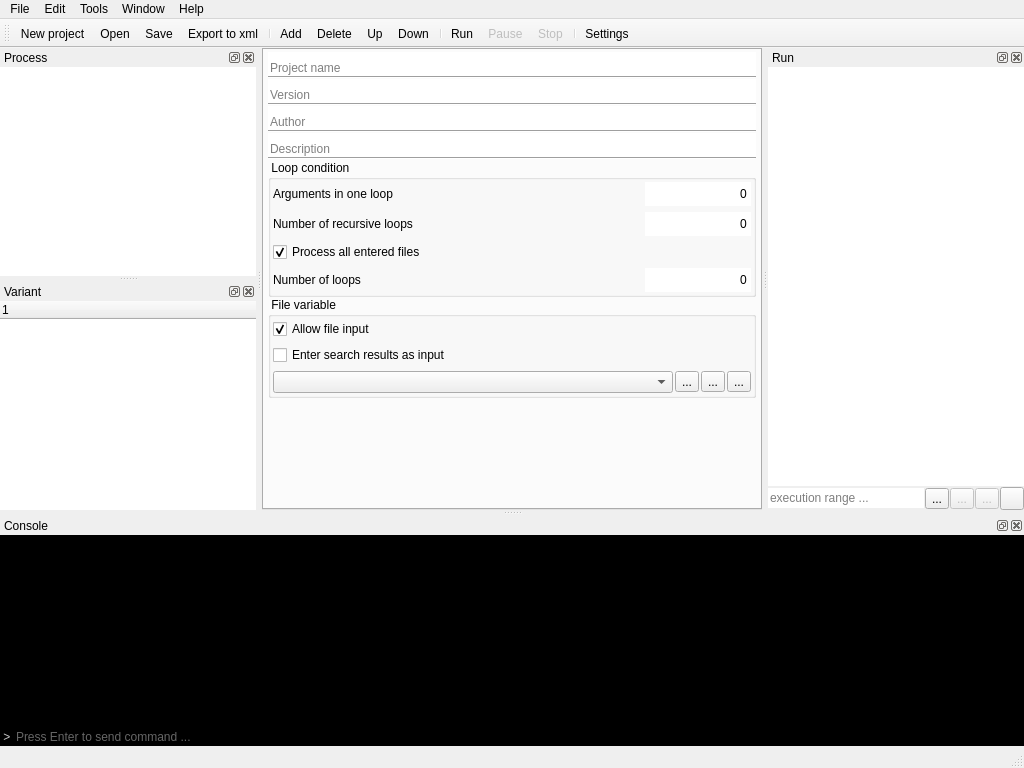
First picture: the form in src/ProfileEditor/profileeditor.ui, repository karakirimu/AutoBatchTools, before the edit.
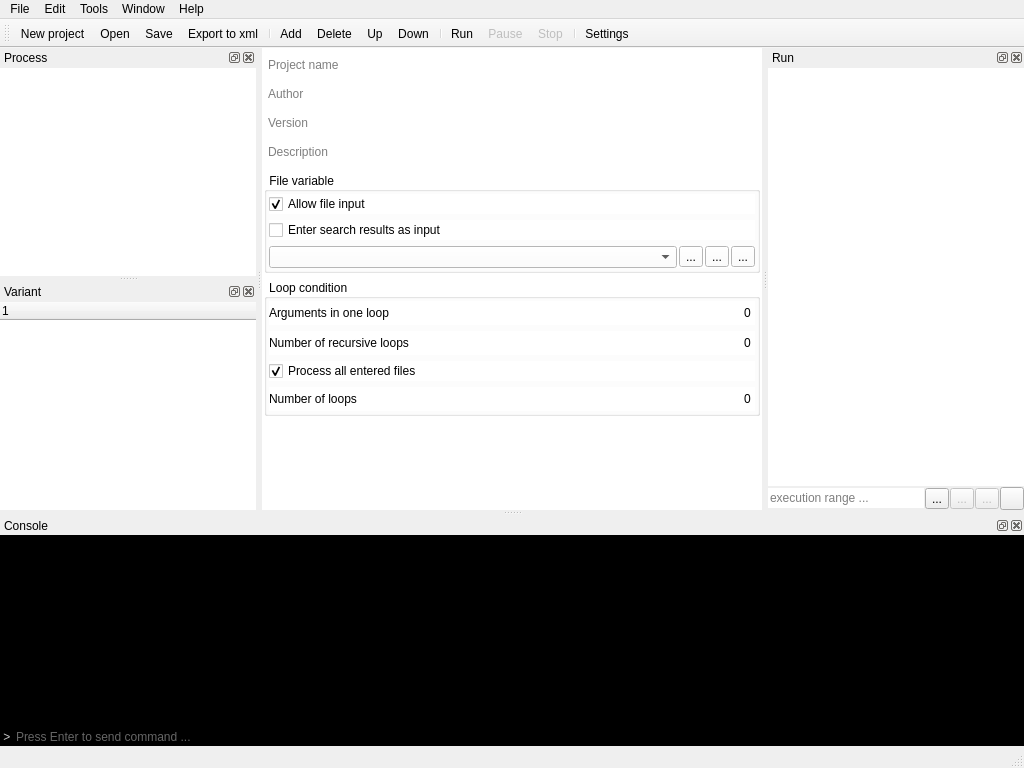
Second picture: the form after the edit. The open tabs and pages were chosen to show the change. Icons and pictures are not drawn. Custom widgets are drawn as their Qt base class.

Commit message: [update] fix default value.

Patch:
```diff
--- a/src/ProfileEditor/profileeditor.ui
+++ b/src/ProfileEditor/profileeditor.ui
@@ -14,7 +14,10 @@
    <string>ProfileEditor</string>
   </property>
   <widget class="QWidget" name="centralWidget">
-   <layout class="QVBoxLayout" name="verticalLayout_2">
+   <property name="styleSheet">
+    <string notr="true"/>
+   </property>
+   <layout class="QVBoxLayout" name="verticalLayout">
     <property name="spacing">
      <number>0</number>
     </property>
@@ -32,53 +35,58 @@
     </property>
     <item>
      <widget class="InfoStacked" name="innerStackedWidget">
-      <property name="currentIndex">
+      <property name="autoFillBackground">
+       <bool>false</bool>
+      </property>
+      <property name="styleSheet">
+       <string notr="true"/>
+      </property>
+      <property name="lineWidth">
        <number>0</number>
       </property>
+      <property name="currentIndex">
+       <number>1</number>
+      </property>
       <widget class="QWidget" name="info">
-       <layout class="QVBoxLayout" name="verticalLayout">
+       <property name="styleSheet">
+        <string notr="true">background-color: rgb(255, 255, 255);</string>
+       </property>
+       <layout class="QVBoxLayout" name="verticalLayout_2">
         <property name="leftMargin">
-         <number>0</number>
+         <number>2</number>
         </property>
         <property name="topMargin">
-         <number>0</number>
+         <number>1</number>
         </property>
         <property name="rightMargin">
-         <number>0</number>
+         <number>2</number>
         </property>
         <property name="bottomMargin">
-         <number>0</number>
+         <number>1</number>
         </property>
         <item>
-         <widget class="QTabWidget" name="tabWidget">
-          <property name="enabled">
-           <bool>true</bool>
+         <widget class="QFrame" name="textframe">
+          <property name="styleSheet">
+           <string notr="true">border: none;</string>
           </property>
-          <property name="tabPosition">
-           <enum>QTabWidget::North</enum>
+          <property name="frameShape">
+           <enum>QFrame::NoFrame</enum>
           </property>
-          <property name="currentIndex">
-           <number>0</number>
+          <property name="frameShadow">
+           <enum>QFrame::Raised</enum>
           </property>
-          <property name="tabBarAutoHide">
-           <bool>true</bool>
-          </property>
-          <widget class="QWidget" name="general">
-           <attribute name="title">
-            <string>General</string>
-           </attribute>
-           <layout class="QVBoxLayout" name="verticalLayout_19">
+          <layout class="QVBoxLayout" name="verticalLayout_6">
             <property name="spacing">
-             <number>0</number>
+            <number>1</number>
             </property>
             <property name="leftMargin">
-             <number>4</number>
+            <number>2</number>
             </property>
             <property name="topMargin">
-             <number>2</number>
+            <number>0</number>
             </property>
             <property name="rightMargin">
-             <number>4</number>
+            <number>2</number>
             </property>
             <property name="bottomMargin">
              <number>2</number>
@@ -92,7 +100,7 @@
                </size>
               </property>
               <property name="styleSheet">
-               <string notr="true">border: none;</string>
+              <string notr="true"/>
               </property>
               <property name="alignment">
                <set>Qt::AlignBottom|Qt::AlignLeading|Qt::AlignLeft</set>
@@ -109,32 +117,6 @@
               </property>
              </widget>
             </item>
-            <item>
-             <widget class="QLineEdit" name="verLineEdit">
-              <property name="minimumSize">
-               <size>
-                <width>0</width>
-                <height>24</height>
-               </size>
-              </property>
-              <property name="styleSheet">
-               <string notr="true">border: none;</string>
-              </property>
-              <property name="alignment">
-               <set>Qt::AlignBottom|Qt::AlignLeading|Qt::AlignLeft</set>
-              </property>
-              <property name="placeholderText">
-               <string>Version</string>
-              </property>
-             </widget>
-            </item>
-            <item>
-             <widget class="Line" name="line_2">
-              <property name="orientation">
-               <enum>Qt::Horizontal</enum>
-              </property>
-             </widget>
-            </item>
             <item>
              <widget class="QLineEdit" name="authorLineEdit">
               <property name="minimumSize">
@@ -144,7 +126,7 @@
                </size>
               </property>
               <property name="styleSheet">
-               <string notr="true">border: none;</string>
+              <string notr="true"/>
               </property>
               <property name="alignment">
                <set>Qt::AlignBottom|Qt::AlignLeading|Qt::AlignLeft</set>
@@ -154,6 +136,38 @@
               </property>
              </widget>
             </item>
+           <item>
+            <widget class="Line" name="line_2">
+             <property name="minimumSize">
+              <size>
+               <width>0</width>
+               <height>0</height>
+              </size>
+             </property>
+             <property name="orientation">
+              <enum>Qt::Horizontal</enum>
+             </property>
+            </widget>
+           </item>
+           <item>
+            <widget class="QLineEdit" name="verLineEdit">
+             <property name="minimumSize">
+              <size>
+               <width>0</width>
+               <height>24</height>
+              </size>
+             </property>
+             <property name="styleSheet">
+              <string notr="true"/>
+             </property>
+             <property name="alignment">
+              <set>Qt::AlignBottom|Qt::AlignLeading|Qt::AlignLeft</set>
+             </property>
+             <property name="placeholderText">
+              <string>Version</string>
+             </property>
+            </widget>
+           </item>
             <item>
              <widget class="Line" name="line_3">
               <property name="orientation">
@@ -170,7 +184,7 @@
                </size>
               </property>
               <property name="styleSheet">
-               <string notr="true">border: none;</string>
+              <string notr="true"/>
               </property>
               <property name="alignment">
                <set>Qt::AlignBottom|Qt::AlignLeading|Qt::AlignLeft</set>
@@ -182,9 +196,138 @@
             </item>
             <item>
              <widget class="Line" name="line_4">
+             <property name="autoFillBackground">
+              <bool>false</bool>
+             </property>
+             <property name="frameShadow">
+              <enum>QFrame::Sunken</enum>
+             </property>
+             <property name="midLineWidth">
+              <number>0</number>
+             </property>
               <property name="orientation">
                <enum>Qt::Horizontal</enum>
               </property>
+            </widget>
+           </item>
+          </layout>
+         </widget>
+        </item>
+        <item>
+         <widget class="QGroupBox" name="fileinput">
+          <property name="title">
+           <string> File variable</string>
+          </property>
+          <layout class="QVBoxLayout" name="verticalLayout_21">
+           <property name="leftMargin">
+            <number>2</number>
+           </property>
+           <property name="topMargin">
+            <number>2</number>
+           </property>
+           <property name="rightMargin">
+            <number>2</number>
+           </property>
+           <property name="bottomMargin">
+            <number>2</number>
+           </property>
+           <item>
+            <widget class="QCheckBox" name="allowInputCheckBox">
+             <property name="text">
+              <string>Allow file input</string>
+             </property>
+             <property name="checked">
+              <bool>true</bool>
+             </property>
+            </widget>
+           </item>
+           <item>
+            <widget class="QCheckBox" name="searchInputCheckBox">
+             <property name="text">
+              <string>Enter search results as input</string>
+             </property>
+            </widget>
+           </item>
+           <item>
+            <widget class="QFrame" name="searchInput">
+             <property name="enabled">
+              <bool>true</bool>
+             </property>
+             <property name="frameShape">
+              <enum>QFrame::NoFrame</enum>
+             </property>
+             <property name="frameShadow">
+              <enum>QFrame::Raised</enum>
+             </property>
+             <layout class="QHBoxLayout" name="horizontalLayout_6">
+              <property name="spacing">
+               <number>2</number>
+              </property>
+              <property name="leftMargin">
+               <number>0</number>
+              </property>
+              <property name="topMargin">
+               <number>0</number>
+              </property>
+              <property name="rightMargin">
+               <number>0</number>
+              </property>
+              <property name="bottomMargin">
+               <number>0</number>
+              </property>
+              <item>
+               <widget class="SearchComboBox" name="searchInputComboBox">
+                <property name="enabled">
+                 <bool>true</bool>
+                </property>
+               </widget>
+              </item>
+              <item>
+               <widget class="QToolButton" name="addInputToolButton">
+                <property name="enabled">
+                 <bool>true</bool>
+                </property>
+                <property name="text">
+                 <string>...</string>
+                </property>
+                <property name="icon">
+                 <iconset resource="../../res/resources.qrc">
+                  <normaloff>:/default_icons/add.png</normaloff>:/default_icons/add.png</iconset>
+                </property>
+               </widget>
+              </item>
+              <item>
+               <widget class="QToolButton" name="removeInputToolButton">
+                <property name="enabled">
+                 <bool>true</bool>
+                </property>
+                <property name="text">
+                 <string>...</string>
+                </property>
+                <property name="icon">
+                 <iconset resource="../../res/resources.qrc">
+                  <normaloff>:/default_icons/remove.png</normaloff>:/default_icons/remove.png</iconset>
+                </property>
+               </widget>
+              </item>
+              <item>
+               <widget class="QToolButton" name="editInputToolButton">
+                <property name="enabled">
+                 <bool>true</bool>
+                </property>
+                <property name="text">
+                 <string>...</string>
+                </property>
+                <property name="icon">
+                 <iconset resource="../../res/resources.qrc">
+                  <normaloff>:/default_icons/edit.png</normaloff>:/default_icons/edit.png</iconset>
+                </property>
+               </widget>
+              </item>
+             </layout>
+            </widget>
+           </item>
+          </layout>
              </widget>
             </item>
             <item>
@@ -192,6 +335,9 @@
               <property name="title">
                <string> Loop condition</string>
               </property>
+          <property name="flat">
+           <bool>false</bool>
+          </property>
               <layout class="QVBoxLayout" name="verticalLayout_22">
                <property name="leftMargin">
                 <number>2</number>
@@ -464,123 +610,6 @@
               </layout>
              </widget>
             </item>
-            <item>
-             <widget class="QGroupBox" name="fileinput">
-              <property name="title">
-               <string> File variable</string>
-              </property>
-              <layout class="QVBoxLayout" name="verticalLayout_21">
-               <property name="leftMargin">
-                <number>2</number>
-               </property>
-               <property name="topMargin">
-                <number>2</number>
-               </property>
-               <property name="rightMargin">
-                <number>2</number>
-               </property>
-               <property name="bottomMargin">
-                <number>2</number>
-               </property>
-               <item>
-                <widget class="QCheckBox" name="allowInputCheckBox">
-                 <property name="text">
-                  <string>Allow file input</string>
-                 </property>
-                 <property name="checked">
-                  <bool>true</bool>
-                 </property>
-                </widget>
-               </item>
-               <item>
-                <widget class="QCheckBox" name="searchInputCheckBox">
-                 <property name="text">
-                  <string>Enter search results as input</string>
-                 </property>
-                </widget>
-               </item>
-               <item>
-                <widget class="QFrame" name="searchInput">
-                 <property name="enabled">
-                  <bool>true</bool>
-                 </property>
-                 <property name="frameShape">
-                  <enum>QFrame::NoFrame</enum>
-                 </property>
-                 <property name="frameShadow">
-                  <enum>QFrame::Raised</enum>
-                 </property>
-                 <layout class="QHBoxLayout" name="horizontalLayout_6">
-                  <property name="spacing">
-                   <number>2</number>
-                  </property>
-                  <property name="leftMargin">
-                   <number>0</number>
-                  </property>
-                  <property name="topMargin">
-                   <number>0</number>
-                  </property>
-                  <property name="rightMargin">
-                   <number>0</number>
-                  </property>
-                  <property name="bottomMargin">
-                   <number>0</number>
-                  </property>
-                  <item>
-                   <widget class="SearchComboBox" name="searchInputComboBox">
-                    <property name="enabled">
-                     <bool>true</bool>
-                    </property>
-                   </widget>
-                  </item>
-                  <item>
-                   <widget class="QToolButton" name="addInputToolButton">
-                    <property name="enabled">
-                     <bool>true</bool>
-                    </property>
-                    <property name="text">
-                     <string>...</string>
-                    </property>
-                    <property name="icon">
-                     <iconset resource="../../res/resources.qrc">
-                      <normaloff>:/default_icons/add.png</normaloff>:/default_icons/add.png</iconset>
-                    </property>
-                   </widget>
-                  </item>
-                  <item>
-                   <widget class="QToolButton" name="removeInputToolButton">
-                    <property name="enabled">
-                     <bool>true</bool>
-                    </property>
-                    <property name="text">
-                     <string>...</string>
-                    </property>
-                    <property name="icon">
-                     <iconset resource="../../res/resources.qrc">
-                      <normaloff>:/default_icons/remove.png</normaloff>:/default_icons/remove.png</iconset>
-                    </property>
-                   </widget>
-                  </item>
-                  <item>
-                   <widget class="QToolButton" name="editInputToolButton">
-                    <property name="enabled">
-                     <bool>true</bool>
-                    </property>
-                    <property name="text">
-                     <string>...</string>
-                    </property>
-                    <property name="icon">
-                     <iconset resource="../../res/resources.qrc">
-                      <normaloff>:/default_icons/edit.png</normaloff>:/default_icons/edit.png</iconset>
-                    </property>
-                   </widget>
-                  </item>
-                 </layout>
-                </widget>
-               </item>
-              </layout>
-             </widget>
-            </item>
             <item>
              <spacer name="verticalSpacer_3">
               <property name="orientation">
@@ -596,10 +625,6 @@
             </item>
            </layout>
           </widget>
-         </widget>
-        </item>
-       </layout>
-      </widget>
       <widget class="QWidget" name="others">
        <layout class="QVBoxLayout" name="verticalLayout_10">
         <property name="spacing">
@@ -609,7 +634,7 @@
          <number>0</number>
         </property>
         <property name="topMargin">
-         <number>0</number>
+         <number>1</number>
         </property>
         <property name="rightMargin">
          <number>0</number>
@@ -628,6 +653,9 @@
             <verstretch>0</verstretch>
            </sizepolicy>
           </property>
+          <property name="styleSheet">
+           <string notr="true"/>
+          </property>
           <property name="tabPosition">
            <enum>QTabWidget::North</enum>
           </property>
@@ -1144,7 +1172,7 @@
                 </property>
                 <property name="icon">
                  <iconset resource="../../res/resources.qrc">
-                  <normaloff>:/default_icons/settings.png</normaloff>:/default_icons/settings.png</iconset>
+                  <normaloff>:/default_icons/edit.png</normaloff>:/default_icons/edit.png</iconset>
                 </property>
                </widget>
               </item>
@@ -1438,7 +1466,7 @@
       <number>0</number>
      </property>
      <property name="topMargin">
-      <number>0</number>
+      <number>1</number>
      </property>
      <property name="rightMargin">
       <number>0</number>
@@ -1511,7 +1539,7 @@
   <widget class="BaseDockWidget" name="setTestDockWidget">
    <property name="minimumSize">
     <size>
-     <width>124</width>
+     <width>128</width>
      <height>119</height>
     </size>
    </property>
@@ -1533,7 +1561,7 @@
       <number>0</number>
      </property>
      <property name="topMargin">
-      <number>0</number>
+      <number>1</number>
      </property>
      <property name="rightMargin">
       <number>0</number>
@@ -1582,6 +1610,12 @@
           <property name="frameShape">
            <enum>QFrame::NoFrame</enum>
           </property>
+          <property name="frameShadow">
+           <enum>QFrame::Plain</enum>
+          </property>
+          <property name="lineWidth">
+           <number>0</number>
+          </property>
           <property name="editTriggers">
            <set>QAbstractItemView::AnyKeyPressed|QAbstractItemView::DoubleClicked|QAbstractItemView::EditKeyPressed</set>
           </property>
@@ -1898,7 +1932,7 @@
       <number>0</number>
      </property>
      <property name="topMargin">
-      <number>0</number>
+      <number>1</number>
      </property>
      <property name="rightMargin">
       <number>0</number>
```
Lines whose indentation alone changed are shown as unchanged.
